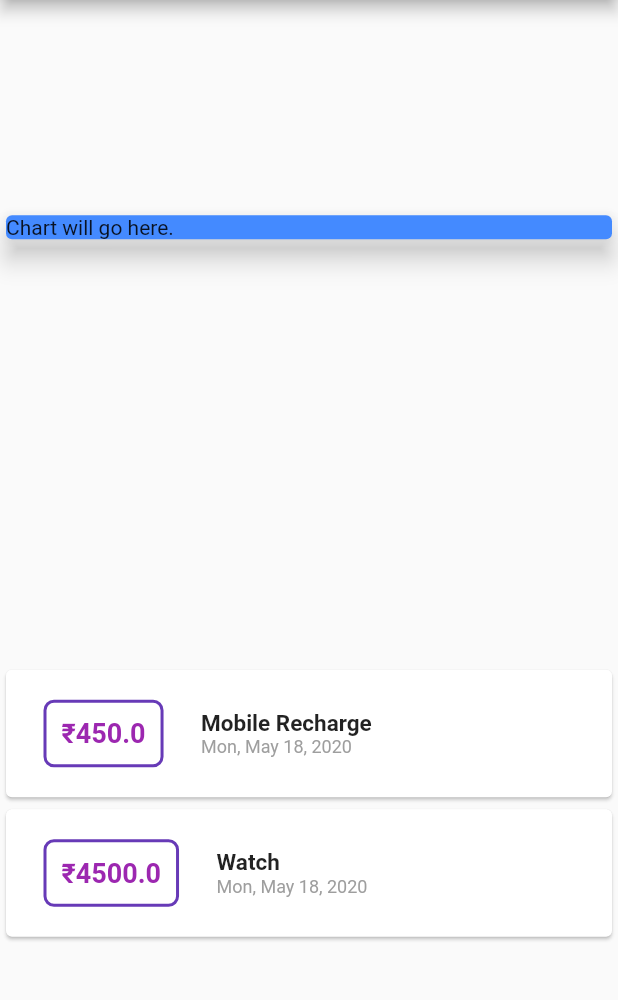
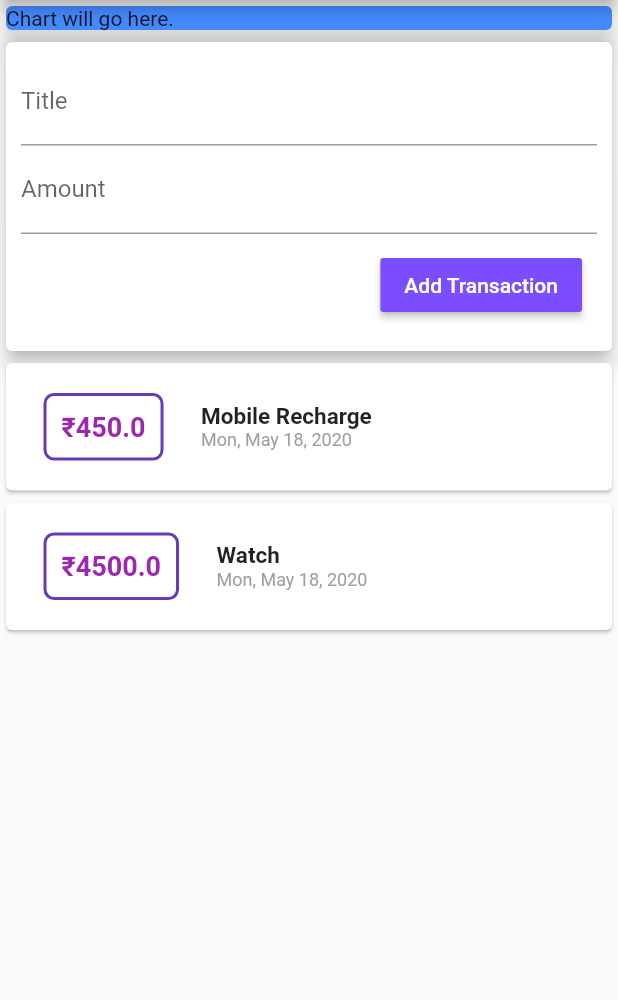
Before and after one commit to harsh2000yadav/Expense-Tracker, a Flutter app: the screen it shows after launch, on a phone screen of 412 x 824 dp, the part 84-1084 px from its top. Run offline on Flutter 3.47's test engine with Material 2 defaults, Android fonts, the phone set to English and light mode, and no system bars.

Commit message:
Transaction Input form created

```diff
--- a/lib/main.dart
+++ b/lib/main.dart
@@ -29,7 +29,7 @@
         title: Text('Expenses Tracker')
       ),
       body: Column(
-        mainAxisAlignment: MainAxisAlignment.spaceAround,
+
         crossAxisAlignment: CrossAxisAlignment.stretch,
         children: <Widget>[
           Container(
@@ -39,6 +39,30 @@
               child: Text('Chart will go here.'),
               elevation: 7,
             ),
+          ),
+          Card(
+            child: Container(
+              padding: EdgeInsets.all(10),
+              child: Column(
+                crossAxisAlignment: CrossAxisAlignment.end,
+                children: <Widget>[
+                  TextField(
+                    decoration:  InputDecoration(labelText: 'Title'),
+                  ),
+                   TextField(
+                    decoration:  InputDecoration(labelText: 'Amount'),
+                  ),
+                  Container(
+                    padding: EdgeInsets.all(10),
+                    child: RaisedButton(onPressed: (){},
+                    child:Text('Add Transaction'),
+                    color: Colors.deepPurpleAccent,
+                    textColor: Colors.white,
+                    ),
+                  )
+                ],
+              ),
+            ),elevation: 5,
           ),
           Column(
 
```
